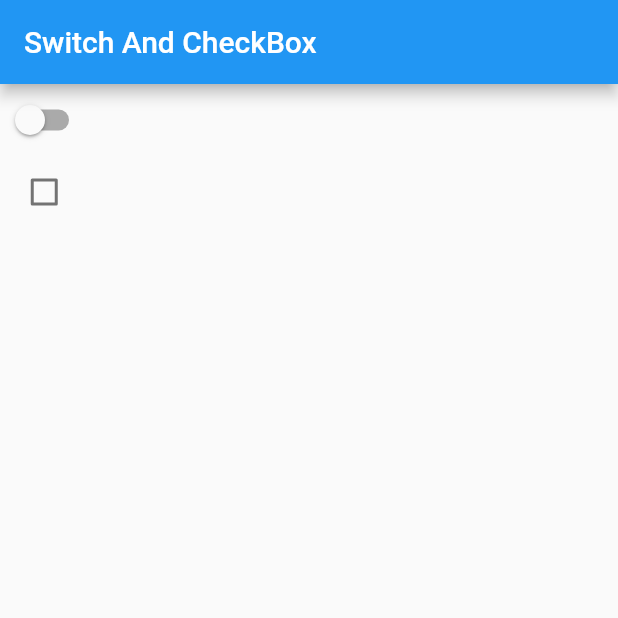
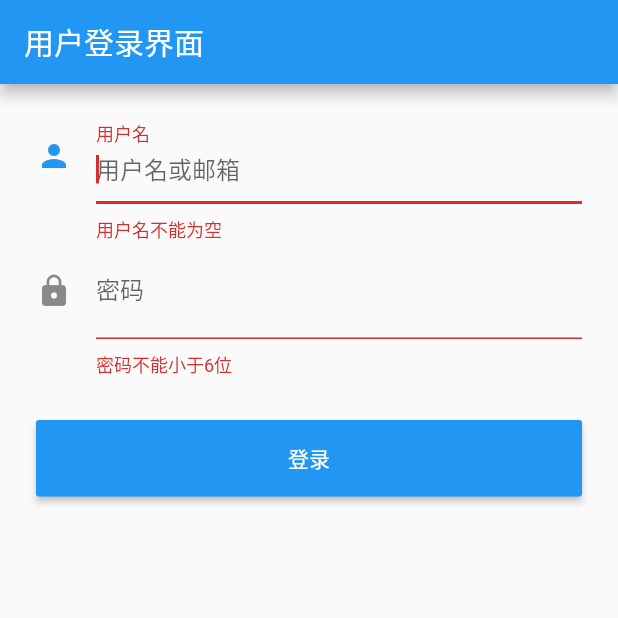
Before and after one commit to LUSHULIN/flutter_study, a Flutter app: the screen it shows after launch, on a phone screen of 412 x 824 dp, the top half of it. Run offline on Flutter 3.47's test engine with Material 2 defaults, Android fonts, the phone set to English and light mode, and no system bars.

Commit message:
form validate

```diff
--- /dev/null
+++ b/flutter_demo/lib/formTestRoute.dart
@@ -0,0 +1,82 @@
+import 'package:flutter/material.dart';
+import 'package:flutter/widgets.dart';
+
+class FormTestRoute extends StatefulWidget {
+  @override
+  _FormTestRouteState createState() => _FormTestRouteState();
+}
+
+class _FormTestRouteState extends State<FormTestRoute> {
+  //保存用户输入内容
+  TextEditingController _unameController = TextEditingController();
+  TextEditingController _pwdController = TextEditingController();
+  //保存form的state
+  GlobalKey _formKey = new GlobalKey<FormState>();
+
+  @override
+  Widget build(BuildContext context) {
+    return MaterialApp(
+      home: Scaffold(
+        appBar: AppBar(
+          title: Text('用户登录界面'),
+        ),
+        body: Padding(
+          padding: const EdgeInsets.symmetric(vertical: 16, horizontal: 24),
+          child: Form(
+            key: _formKey, //设置globalKey用于后面获取FormState
+            autovalidate: true, //开启自动验证
+            child: Column(
+              children: <Widget>[
+                TextFormField(
+                  autofocus: true,
+                  controller: _unameController,
+                  decoration: InputDecoration(
+                      labelText: '用户名',
+                      hintText: '用户名或邮箱',
+                      icon: Icon(Icons.person)),
+                  //校验用户名
+                  validator: (v) {
+                    return v.trim().length > 0 ? null : '用户名不能为空';
+                  },
+                ),
+                TextFormField(
+                  controller: _pwdController,
+                  decoration: InputDecoration(
+                      labelText: '密码',
+                      hintText: '您的登录密码',
+                      icon: Icon(Icons.lock)),
+                  obscureText: true,
+                  validator: (value) {
+                    return value.trim().length > 5 ? null : '密码不能小于6位';
+                  },
+                ),
+                //登录按钮
+                Padding(
+                  padding: const EdgeInsets.only(top: 28),
+                  child: Row(
+                    children: <Widget>[
+                      Expanded(
+                        child: RaisedButton(
+                          padding: EdgeInsets.all(15),
+                          child: Text('登录'),
+                          color: Theme.of(context).primaryColor,
+                          textColor: Colors.white,
+                          onPressed: () {
+                            if ((_formKey.currentState as FormState)
+                                .validate()) {
+                              print('验证通过，提交数据');
+                            }
+                          },
+                        ),
+                      )
+                    ],
+                  ),
+                )
+              ],
+            ),
+          ),
+        ),
+      ),
+    );
+  }
+}
--- a/flutter_demo/lib/main.dart
+++ b/flutter_demo/lib/main.dart
@@ -3,9 +3,10 @@ import 'package:flutter_demo/switchAndCheckBoxPage.dart';
 import 'package:flutter_demo/tipRouter.dart';
 
 import 'data_type.dart';
+import 'formTestRoute.dart';
 import 'less_group_page.dart';
 
-void main() => runApp(SwitchAndCheckBoxPage());
+void main() => runApp(FormTestRoute());
 
 class MyApp extends StatelessWidget {
   // This widget is the root of your application.
--- a/flutter_demo/lib/switchAndCheckBoxPage.dart
+++ b/flutter_demo/lib/switchAndCheckBoxPage.dart
@@ -9,6 +9,7 @@ class SwitchAndCheckBoxPage extends StatefulWidget {
 class _SwitchAndCheckBoxPageState extends State<SwitchAndCheckBoxPage> {
   bool _switchSelected = false;
   bool _checkboxSelected = false;
+  TextEditingController _selectionController = TextEditingController();
 
   @override
   Widget build(BuildContext context) {
@@ -19,6 +20,7 @@ class _SwitchAndCheckBoxPageState extends State<SwitchAndCheckBoxPage> {
             ),
             body: Column(
               children: <Widget>[
+                //单选按钮
                 Switch(
                   value: _switchSelected,
                   onChanged: (value) {
@@ -27,6 +29,7 @@ class _SwitchAndCheckBoxPageState extends State<SwitchAndCheckBoxPage> {
                     });
                   },
                 ),
+                Text('男'),
                 Checkbox(
                   value: _checkboxSelected,
                   activeColor: Colors.red,
@@ -36,6 +39,22 @@ class _SwitchAndCheckBoxPageState extends State<SwitchAndCheckBoxPage> {
                     });
                   },
                 ),
+                //输入框
+                TextField(
+                  autofocus: true, //自动获取焦点
+                  controller: _selectionController,
+                  decoration: InputDecoration(
+                      labelText: '用户名',
+                      hintText: '用户名或邮箱',
+                      prefixIcon: Icon(Icons.person)),
+                ),
+                TextField(
+                  decoration: InputDecoration(
+                      labelText: "密码",
+                      hintText: '您的登录密码',
+                      prefixIcon: Icon(Icons.lock)),
+                  obscureText: true,
+                )
               ],
             )));
   }
```
